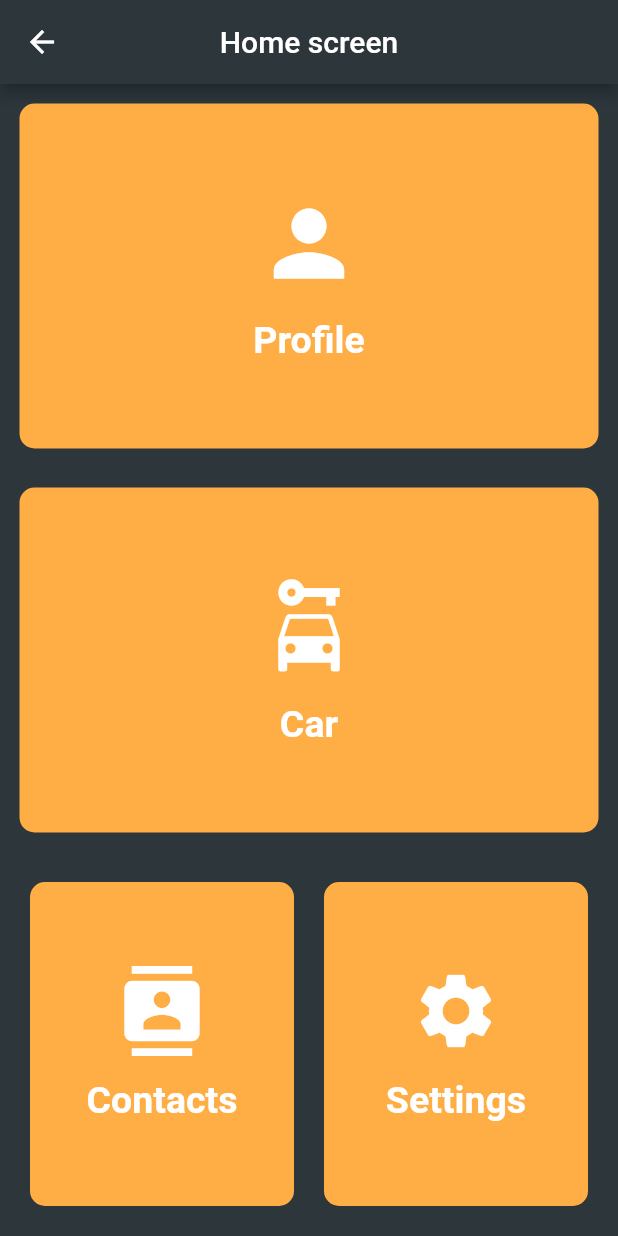
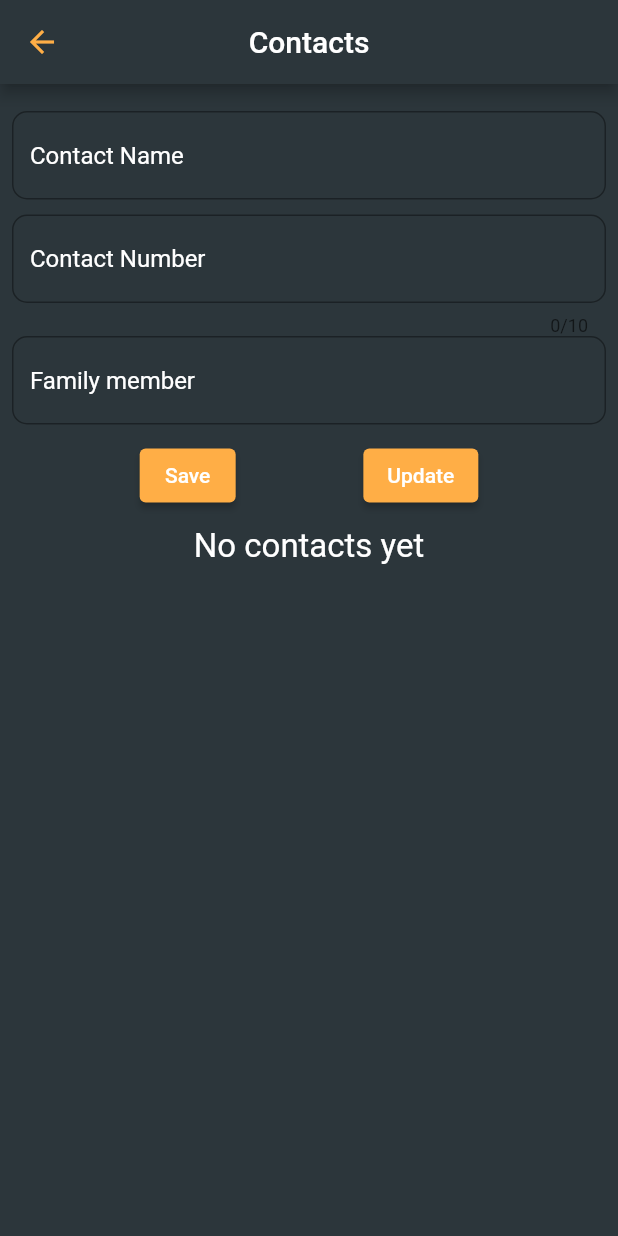
Before and after one commit to Dina-elnagar/Flutter_safely, a Flutter app: the HomeScreen screen opened by its route, after a tap on "Contacts", on a phone screen of 412 x 824 dp. Run offline on Flutter 3.47's test engine with Material 2 defaults, Android fonts, the phone set to English and light mode, and no system bars.

Commit message:
Version 1.3

```diff
--- a/lib/EmergencyContact_screen.dart
+++ b/lib/EmergencyContact_screen.dart
@@ -1,5 +1,7 @@
 import 'package:flutter/material.dart';
 import 'package:udemy_flutter/CarInformation_screen.dart';
+import 'package:udemy_flutter/enabalelocation_screen.dart';
+
 class EmergencyContactScreen extends StatefulWidget {
   static const String screenRoute = 'emergencycontact_screen';
   @override
@@ -117,7 +119,7 @@ class _EmergencyContactScreenState extends State<EmergencyContactScreen> {
                   print(Contact1Controller.text);
                   print(Contact2Controller.text);
                   print(Contact3Controller.text);
-
+                  Navigator.pushNamed(context, EnableLocationScreen.screenRoute);
                 },
                 child: Text(
                   'Finsh',
--- a/lib/Screens/contacts.dart
+++ b/lib/Screens/contacts.dart
@@ -0,0 +1,212 @@
+import 'package:flutter/material.dart';
+import 'package:udemy_flutter/Screens/homescreen.dart';
+
+class contactscreen extends StatefulWidget {
+  const contactscreen({Key? key}) : super(key: key);
+  static const String screenRoute = 'contactscreen';
+
+  @override
+  State<contactscreen> createState() => _contactscreen();
+}
+
+class _contactscreen extends State<contactscreen> {
+  TextEditingController nameController = TextEditingController();
+  TextEditingController contactController = TextEditingController();
+  TextEditingController familymemberController = TextEditingController();
+  List<Contact> contacts = List.empty(growable: true);
+
+  int selectedIndex = -1;
+
+  @override
+  Widget build(BuildContext context) {
+    return Scaffold(
+      backgroundColor: const Color(0xFF2c363b),
+      appBar: AppBar(
+        backgroundColor: const Color(0xFF2c363b),
+        centerTitle: true,
+        title: const Text('Contacts'),
+        leading: IconButton(
+          icon: const Icon(
+            Icons.arrow_back,
+            color: Color(0xFFffae46),
+          ), onPressed: () {
+          Navigator.pushNamed(context, HomeScreen.screenRoute);
+        },
+        ),
+      ),
+
+
+      body: Padding(
+        padding: const EdgeInsets.all(8.0),
+        child: Column(
+          children: [
+            const SizedBox(height: 10),
+            TextField(
+              controller: nameController,
+              decoration: const InputDecoration(
+                  hintText: 'Contact Name',
+                  hintStyle: TextStyle(
+                      color: Colors.white
+                  ),
+                  border: OutlineInputBorder(
+                      borderRadius: BorderRadius.all(
+                        Radius.circular(10),
+                      ))),
+            ),
+            const SizedBox(height: 10),
+            TextField(
+              controller: contactController,
+              keyboardType: TextInputType.number,
+              maxLength: 10,
+              decoration: const InputDecoration(
+                  hintText: 'Contact Number',
+                  hintStyle: TextStyle(
+                      color: Colors.white
+                  ),
+                  border: OutlineInputBorder(
+                      borderRadius: BorderRadius.all(
+                        Radius.circular(10),
+                      ))),
+            ),
+            TextField(
+              controller: familymemberController,
+              decoration: const InputDecoration(
+                  hintText: 'Family member',
+                  hintStyle: TextStyle(
+                      color: Colors.white
+                  ),
+                  border: OutlineInputBorder(
+                      borderRadius: BorderRadius.all(
+                        Radius.circular(10),
+                      ))),
+            ),
+            const SizedBox(height: 10),
+            Row(
+              mainAxisAlignment: MainAxisAlignment.spaceEvenly,
+              children: [
+                ElevatedButton(
+                    onPressed: () {
+                      //
+                      String name = nameController.text.trim();
+                      String contact = contactController.text.trim();
+                      String familymember = familymemberController.text.trim();
+                      if (name.isNotEmpty && contact.isNotEmpty) {
+                        setState(() {
+                          nameController.text = '';
+                          contactController.text = '';
+                          familymemberController.text = '';
+                          contacts.add(Contact(name: name, contact: contact, familymember: familymember));
+                        });
+                      }
+                      //
+                    },
+                    style: ElevatedButton.styleFrom(
+                      backgroundColor: const Color(0xFFffae46),),
+                    child: const Text('Save')),
+                ElevatedButton(
+                    onPressed: () {
+                      //
+                      String name = nameController.text.trim();
+                      String contact = contactController.text.trim();
+                      String familymember = familymemberController.text.trim();
+                      if (name.isNotEmpty && contact.isNotEmpty && familymember.isNotEmpty) {
+                        setState(() {
+                          nameController.text = '';
+                          contactController.text = '';
+                          familymemberController.text = '';
+                          contacts[selectedIndex].name = name;
+                          contacts[selectedIndex].contact = contact;
+                          contacts[selectedIndex].familymember = familymember;
+                          selectedIndex = -1;
+                        });
+                      }
+                      //
+                    },
+                    style: ElevatedButton.styleFrom(
+                      backgroundColor: const Color(0xFFffae46),),
+                    child: const Text('Update')),
+              ],
+            ),
+            const SizedBox(height: 10),
+            contacts.isEmpty
+                ? const Text(
+              'No contacts yet',
+              style: TextStyle(color: Colors.white,
+                  fontSize: 22),
+            )
+                : Expanded(
+              child: ListView.builder(
+                itemCount: contacts.length,
+                itemBuilder: (context, index) => getRow(index),
+              ),
+            )
+          ],
+        ),
+      ),
+    );
+  }
+
+  Widget getRow(int index) {
+    return Card(
+      child: ListTile(
+        leading: CircleAvatar(
+          backgroundColor:
+          index % 2 == 0 ? Colors.deepPurpleAccent : Colors.purple,
+          foregroundColor: Colors.white,
+          child: Text(
+            contacts[index].name[0],
+            style: const TextStyle(fontWeight: FontWeight.bold),
+          ),
+        ),
+
+        title: Column(
+          crossAxisAlignment: CrossAxisAlignment.start,
+          children: [
+            Text(
+              contacts[index].name,
+              style:
+              const TextStyle(fontWeight: FontWeight.bold),
+            ),
+            Text(contacts[index].contact),
+            Text(contacts[index].familymember),
+          ],
+        ),
+
+        trailing: SizedBox(
+          width: 70,
+          child: Row(
+            children: [
+              InkWell(
+                  onTap: () {
+                    //
+                    nameController.text = contacts[index].name;
+                    contactController.text = contacts[index].contact;
+                    familymemberController.text = contacts[index].familymember;
+                    setState(() {
+                      selectedIndex = index;
+                    });
+                    //
+                  },
+                  child: const Icon(Icons.edit)),
+              InkWell(
+                  onTap: (() {
+                    //
+                    setState(() {
+                      contacts.removeAt(index);
+                    });
+                    //
+                  }),
+                  child: const Icon(Icons.delete)),
+            ],
+          ),
+        ),
+      ),
+    );
+  }
+}
+class Contact {
+  String name;
+  String contact;
+  String familymember;
+  Contact({required this.name, required this.contact, required this.familymember});
+}
--- a/lib/Screens/homescreen.dart
+++ b/lib/Screens/homescreen.dart
@@ -1,6 +1,10 @@
 import 'package:flutter/material.dart';
 import 'package:udemy_flutter/Screens/editprofile.dart';
 import 'package:udemy_flutter/Screens/settings.dart';
+import 'package:udemy_flutter/Screens/contacts.dart';
+import 'package:udemy_flutter/Screens/car.dart';
+
+
 
 class HomeScreen extends StatefulWidget {
   static const String screenRoute = 'HomeScreen';
@@ -165,7 +169,7 @@ class _HomeScreenState extends State<HomeScreen> {
               padding: const EdgeInsets.all(13.0),
               child: GestureDetector(
                 onTap: () {
-                  //Navigator.pushNamed(context, carscreen.screenRoute);
+                  Navigator.pushNamed(context, carscreen.screenRoute);
                 },
                 child: Container(
                   width: double.infinity,
@@ -212,7 +216,7 @@ class _HomeScreenState extends State<HomeScreen> {
                       onTap: (){
                         setState(()
                         {
-                  // Navigator.pushNamed(context, Contacts.screenRoute);
+                          Navigator.pushNamed(context, contactscreen.screenRoute);
                         });
                       },
                       child: Container(
--- a/lib/login_screen.dart
+++ b/lib/login_screen.dart
@@ -1,6 +1,7 @@
 import 'package:flutter/material.dart';
 import 'package:udemy_flutter/Screens/homescreen.dart';
 import 'package:udemy_flutter/personalinformaion_screen.dart';
+
 class LoginScreen extends StatefulWidget {
 
  static const String screenRoute = 'login_screen';
```
Also changed, not shown: lib/Screens/car.dart (+213 -0 lines), lib/Screens/settings.dart (+29 -24 lines), lib/enabalelocation_screen.dart (+17 -2 lines), lib/main.dart (+7 -1 lines). Lines whose indentation alone changed are shown as unchanged.
